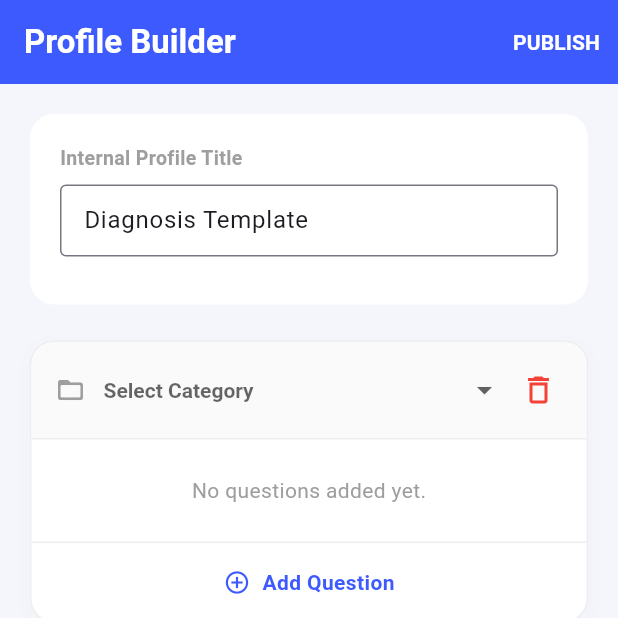
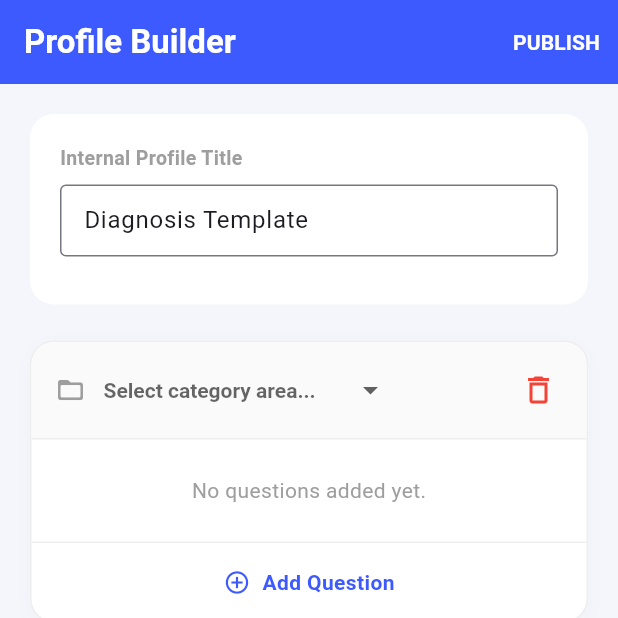
Before and after one commit to yared81/mesmer_coaching_enterprise_monitoring, a Flutter app: the AssessmentProfileBuilderScreen screen opened by its route, after a tap on "Add Component / Category", on a phone screen of 412 x 824 dp, the top half of it. Run offline on Flutter 3.47's test engine with Material 3 defaults, Android fonts, the phone set to English and light mode, and no system bars; our stand-ins replace dartz, dio, equatable, fl_chart, flutter_riverpod, flutter_secure_storage and 3 more; accounts and stored records are empty; generated files the repository leaves out were written again.

Commit message:
updating assessment profile

```diff
--- a/lib/features/diagnosis/presentation/screens/assessment_profile_builder_screen.dart
+++ b/lib/features/diagnosis/presentation/screens/assessment_profile_builder_screen.dart
@@ -8,9 +8,10 @@ import 'package:mesmer_coaching_enterprise_monitoring/features/diagnosis/domain/
 class _CategoryDraft {
   final TextEditingController nameController;
   final FocusNode focusNode;
+  bool isCustom;
   List<_QuestionDraft> questions;
 
-  _CategoryDraft({required String name, required this.questions})
+  _CategoryDraft({required String name, required this.questions, this.isCustom = false})
       : nameController = TextEditingController(text: name),
         focusNode = FocusNode();
 
@@ -463,11 +464,15 @@ class _AssessmentProfileBuilderScreenState extends ConsumerState<AssessmentProfi
   Widget _buildCategoryNameField(_CategoryDraft category, bool isFocused) {
     bool isStandard = _standardCategories.contains(category.name);
 
-    if (isStandard || (category.name.isEmpty && !category.focusNode.hasFocus)) {
+    // Auto-detect custom for existing data
+    if (!isStandard && category.name.isNotEmpty) {
+      category.isCustom = true;
+    }
+
+    if (!category.isCustom) {
       return DropdownButton<String>(
         value: category.name.isEmpty ? null : category.name,
-        hint: const Text('Select Category', style: TextStyle(fontSize: 14, fontWeight: FontWeight.bold)),
-        isExpanded: true,
+        hint: const Text('Select category area...', style: TextStyle(fontSize: 14, fontWeight: FontWeight.bold)),
         style: TextStyle(
           fontWeight: FontWeight.bold,
           fontSize: 14,
@@ -478,8 +483,8 @@ class _AssessmentProfileBuilderScreenState extends ConsumerState<AssessmentProfi
           setState(() {
             if (val == 'CUSTOM') {
               category.nameController.text = '';
-              // We'll trigger a redraw so it shows as a text field
-              Future.delayed(Duration.zero, () => category.focusNode.requestFocus());
+              category.isCustom = true;
+              category.focusNode.requestFocus();
             } else {
               category.nameController.text = val!;
             }
@@ -501,10 +506,12 @@ class _AssessmentProfileBuilderScreenState extends ConsumerState<AssessmentProfi
     // Custom Mode
     return Row(
       children: [
+        const Text('Custom: ', style: TextStyle(fontSize: 12, color: Colors.blue, fontWeight: FontWeight.bold)),
         Expanded(
           child: TextFormField(
             controller: category.nameController,
             focusNode: category.focusNode,
+            autofocus: true,
             style: TextStyle(
               fontWeight: FontWeight.bold,
               fontSize: 14,
@@ -513,21 +520,23 @@ class _AssessmentProfileBuilderScreenState extends ConsumerState<AssessmentProfi
             onChanged: (v) => setState(() {}),
             decoration: InputDecoration(
               border: InputBorder.none,
-              hintText: 'Type custom category name...',
+              hintText: 'Type category name...',
               isDense: true,
-              enabledBorder: isFocused ? const UnderlineInputBorder(borderSide: BorderSide(color: Color(0xFF3D5AFE), width: 2)) : null,
-              focusedBorder: const UnderlineInputBorder(borderSide: BorderSide(color: Color(0xFF3D5AFE), width: 2)),
+              enabledBorder: const UnderlineInputBorder(borderSide: BorderSide(color: Color(0xFF3D5AFE), width: 2)),
+              focusedBorder: const UnderlineInputBorder(borderSide: BorderSide(color: Color(0xFF3D5AFE), width: 2.5)),
             ),
           ),
         ),
         IconButton(
-          icon: const Icon(Icons.list_alt_rounded, size: 20, color: Colors.blue),
+          icon: const Icon(Icons.close_rounded, size: 18, color: Colors.grey),
           onPressed: () {
             setState(() {
-              category.nameController.text = _standardCategories.first;
+              category.isCustom = false;
+              category.nameController.text = '';
+              category.focusNode.unfocus();
             });
           },
-          tooltip: 'Back to standard categories',
+          tooltip: 'Cancel custom name',
         ),
       ],
     );
```
Also changed, not shown: 2 other files.
